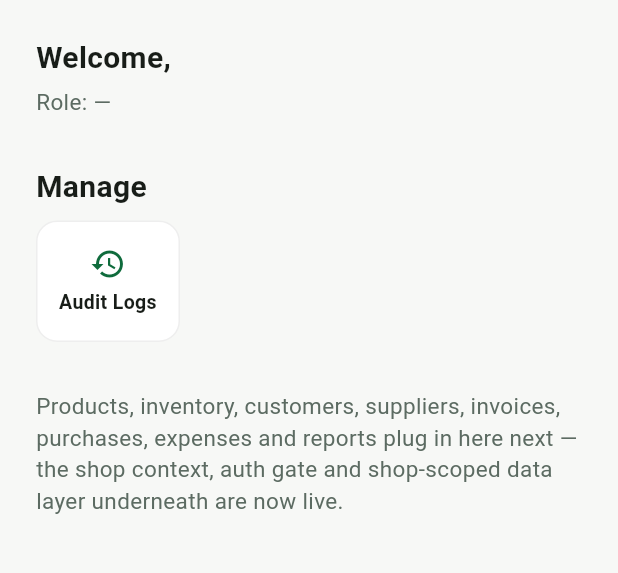
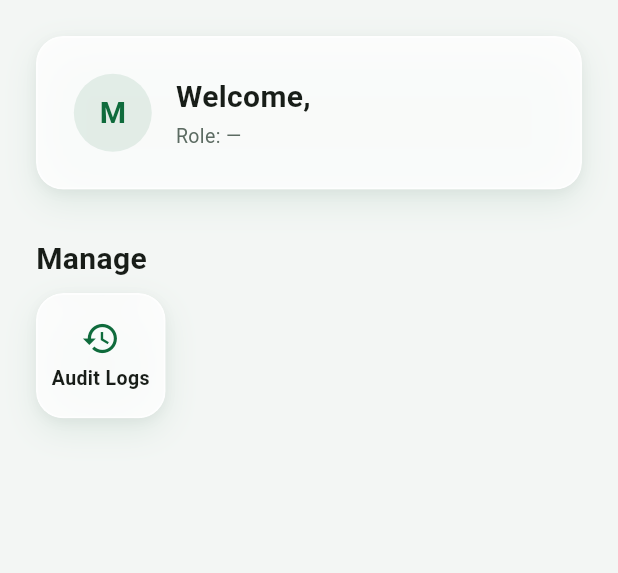
Before and after one commit to Muhammad-Huzaifa02/mandi-flutter-app, a Flutter app: the DashboardPage screen opened directly, on a phone screen of 412 x 824 dp, the part 84-657 px from its top. Run offline on Flutter 3.47's test engine with Material 3 defaults, Android fonts, the light colour scheme and no system bars; our stand-ins replace connectivity_plus, flutter_local_notifications, image_picker, pdf, printing, share_plus and 2 more; missing offline and left inert: excel; accounts and stored records are empty; Roboto replaces fonts that are missing (Poppins).

Commit message:
style(ui): implement 3D Liquid Glassmorphism theme with floating iOS-style GlassCard containers and glossy theme tokens

```diff
--- a/lib/core/theme/app_theme.dart
+++ b/lib/core/theme/app_theme.dart
@@ -1,8 +1,6 @@
 import 'package:flutter/material.dart';
 
 /// Mandi's default brand palette — emerald green + gold, per spec.
-/// Each shop can eventually override its own accent color (spec §19);
-/// this is the platform default a fresh shop starts with.
 class MColors {
   static const primary = Color(0xFF0F6B3C); // emerald green
   static const primaryLight = Color(0xFF3E9B6B);
@@ -11,7 +9,7 @@ class MColors {
   static const gold = Color(0xFFD4A62A);
   static const goldLight = Color(0xFFE8C767);
 
-  static const background = Color(0xFFF7F8F6);
+  static const background = Color(0xFFF3F6F4);
   static const surface = Colors.white;
   static const surfaceDark = Color(0xFF14231C);
   static const backgroundDark = Color(0xFF0E1712);
@@ -38,6 +36,24 @@ class MGradient {
     end: Alignment.bottomCenter,
     colors: [MColors.primaryLight, MColors.primary],
   );
+
+  static final liquidGlass = LinearGradient(
+    begin: Alignment.topLeft,
+    end: Alignment.bottomRight,
+    colors: [
+      Colors.white.withValues(alpha: 0.85),
+      Colors.white.withValues(alpha: 0.55),
+    ],
+  );
+
+  static final liquidGlassDark = LinearGradient(
+    begin: Alignment.topLeft,
+    end: Alignment.bottomRight,
+    colors: [
+      Colors.white.withValues(alpha: 0.12),
+      Colors.white.withValues(alpha: 0.05),
+    ],
+  );
 }
 
 class MShadows {
@@ -57,11 +73,18 @@ class MShadows {
     ),
   ];
 
-  static final floating = [
+  static final floating3D = [
     BoxShadow(
-      color: MColors.primaryDark.withValues(alpha: 0.12),
+      color: MColors.primary.withValues(alpha: 0.18),
       blurRadius: 20,
+      spreadRadius: 0,
       offset: const Offset(0, 8),
+    ),
+    BoxShadow(
+      color: Colors.black.withValues(alpha: 0.05),
+      blurRadius: 6,
+      spreadRadius: 0,
+      offset: const Offset(0, 2),
     ),
   ];
 }
@@ -102,40 +125,59 @@ class AppTheme {
   static ThemeData get lightTheme => ThemeData(
         useMaterial3: true,
         brightness: Brightness.light,
-        scaffoldBackgroundColor: MColors.background,
+        scaffoldBackgroundColor: const Color(0xFFF3F6F4),
         colorScheme: ColorScheme.fromSeed(
           seedColor: MColors.primary,
           brightness: Brightness.light,
           secondary: MColors.gold,
         ),
         appBarTheme: const AppBarTheme(
-          backgroundColor: MColors.surface,
+          backgroundColor: Colors.transparent,
           foregroundColor: MColors.textPrimary,
           elevation: 0,
           centerTitle: true,
+          scrolledUnderElevation: 0,
+        ),
+        floatingActionButtonTheme: FloatingActionButtonThemeData(
+          backgroundColor: MColors.primary,
+          foregroundColor: Colors.white,
+          elevation: 6,
+          shape: RoundedRectangleBorder(borderRadius: BorderRadius.circular(28)),
         ),
         elevatedButtonTheme: ElevatedButtonThemeData(
           style: ElevatedButton.styleFrom(
             backgroundColor: MColors.primary,
             foregroundColor: Colors.white,
-            padding: const EdgeInsets.symmetric(vertical: 16),
-            shape: RoundedRectangleBorder(borderRadius: MRadius.md),
-            elevation: 2,
-            shadowColor: MColors.primary.withValues(alpha: 0.3),
+            padding: const EdgeInsets.symmetric(vertical: 16, horizontal: 24),
+            shape: RoundedRectangleBorder(borderRadius: BorderRadius.circular(16)),
+            elevation: 4,
+            shadowColor: MColors.primary.withValues(alpha: 0.35),
           ),
         ),
         inputDecorationTheme: InputDecorationTheme(
           filled: true,
-          fillColor: Colors.white,
+          fillColor: Colors.white.withValues(alpha: 0.85),
           border: OutlineInputBorder(
-            borderRadius: MRadius.md,
-            borderSide: BorderSide(color: Colors.grey.shade300),
+            borderRadius: BorderRadius.circular(16),
+            borderSide: BorderSide(color: Colors.white.withValues(alpha: 0.7), width: 1.2),
+          ),
+          enabledBorder: OutlineInputBorder(
+            borderRadius: BorderRadius.circular(16),
+            borderSide: BorderSide(color: Colors.grey.shade300, width: 1.2),
+          ),
+          focusedBorder: OutlineInputBorder(
+            borderRadius: BorderRadius.circular(16),
+            borderSide: const BorderSide(color: MColors.primary, width: 1.8),
           ),
         ),
         cardTheme: CardThemeData(
-          elevation: 0,
-          color: MColors.surface,
-          shape: RoundedRectangleBorder(borderRadius: MRadius.lg),
+          elevation: 4,
+          shadowColor: MColors.primary.withValues(alpha: 0.08),
+          color: Colors.white.withValues(alpha: 0.85),
+          shape: RoundedRectangleBorder(
+            borderRadius: BorderRadius.circular(18),
+            side: BorderSide(color: Colors.white.withValues(alpha: 0.7), width: 1.2),
+          ),
         ),
       );
 
@@ -149,15 +191,52 @@ class AppTheme {
           secondary: MColors.gold,
         ),
         appBarTheme: const AppBarTheme(
-          backgroundColor: MColors.surfaceDark,
+          backgroundColor: Colors.transparent,
           foregroundColor: Colors.white,
           elevation: 0,
           centerTitle: true,
+          scrolledUnderElevation: 0,
+        ),
+        floatingActionButtonTheme: FloatingActionButtonThemeData(
+          backgroundColor: MColors.primary,
+          foregroundColor: Colors.white,
+          elevation: 6,
+          shape: RoundedRectangleBorder(borderRadius: BorderRadius.circular(28)),
+        ),
+        elevatedButtonTheme: ElevatedButtonThemeData(
+          style: ElevatedButton.styleFrom(
+            backgroundColor: MColors.primary,
+            foregroundColor: Colors.white,
+            padding: const EdgeInsets.symmetric(vertical: 16, horizontal: 24),
+            shape: RoundedRectangleBorder(borderRadius: BorderRadius.circular(16)),
+            elevation: 4,
+            shadowColor: Colors.black.withValues(alpha: 0.4),
+          ),
+        ),
+        inputDecorationTheme: InputDecorationTheme(
+          filled: true,
+          fillColor: Colors.white.withValues(alpha: 0.08),
+          border: OutlineInputBorder(
+            borderRadius: BorderRadius.circular(16),
+            borderSide: BorderSide(color: Colors.white.withValues(alpha: 0.15), width: 1.2),
+          ),
+          enabledBorder: OutlineInputBorder(
+            borderRadius: BorderRadius.circular(16),
+            borderSide: BorderSide(color: Colors.white.withValues(alpha: 0.15), width: 1.2),
+          ),
+          focusedBorder: OutlineInputBorder(
+            borderRadius: BorderRadius.circular(16),
+            borderSide: const BorderSide(color: MColors.primary, width: 1.8),
+          ),
         ),
         cardTheme: CardThemeData(
-          elevation: 0,
-          color: MColors.surfaceDark,
-          shape: RoundedRectangleBorder(borderRadius: MRadius.lg),
+          elevation: 4,
+          shadowColor: Colors.black.withValues(alpha: 0.3),
+          color: Colors.white.withValues(alpha: 0.08),
+          shape: RoundedRectangleBorder(
+            borderRadius: BorderRadius.circular(18),
+            side: BorderSide(color: Colors.white.withValues(alpha: 0.15), width: 1.2),
+          ),
         ),
       );
 }
--- /dev/null
+++ b/lib/core/widgets/glass_card.dart
@@ -0,0 +1,87 @@
+import 'dart:ui';
+import 'package:flutter/material.dart';
+import 'package:mandi/core/theme/app_theme.dart';
+
+/// A 3D Liquid Glassmorphism frosted floating container inspired by iOS design language.
+class GlassCard extends StatelessWidget {
+  final Widget child;
+  final EdgeInsetsGeometry? padding;
+  final EdgeInsetsGeometry? margin;
+  final VoidCallback? onTap;
+  final double borderRadius;
+  final Color? backgroundColor;
+
+  const GlassCard({
+    super.key,
+    required this.child,
+    this.padding,
+    this.margin,
+    this.onTap,
+    this.borderRadius = 18.0,
+    this.backgroundColor,
+  });
+
+  @override
+  Widget build(BuildContext context) {
+    final isDark = Theme.of(context).brightness == Brightness.dark;
+
+    final defaultBg = isDark
+        ? Colors.white.withValues(alpha: 0.08)
+        : Colors.white.withValues(alpha: 0.85);
+
+    final borderColor = isDark
+        ? Colors.white.withValues(alpha: 0.18)
+        : Colors.white.withValues(alpha: 0.7);
+
+    Widget content = Container(
+      margin: margin,
+      decoration: BoxDecoration(
+        borderRadius: BorderRadius.circular(borderRadius),
+        boxShadow: [
+          // 3D Ambient Layered Shadow
+          BoxShadow(
+            color: isDark
+                ? Colors.black.withValues(alpha: 0.45)
+                : const Color(0x180F6B3C),
+            blurRadius: 18,
+            spreadRadius: 0,
+            offset: const Offset(0, 8),
+          ),
+          BoxShadow(
+            color: isDark
+                ? Colors.black.withValues(alpha: 0.25)
+                : const Color(0x0A000000),
+            blurRadius: 6,
+            spreadRadius: 0,
+            offset: const Offset(0, 2),
+          ),
+        ],
+      ),
+      child: ClipRRect(
+        borderRadius: BorderRadius.circular(borderRadius),
+        child: BackdropFilter(
+          filter: ImageFilter.blur(sigmaX: 16, sigmaY: 16),
+          child: Container(
+            padding: padding ?? const EdgeInsets.all(MSpacing.lg),
+            decoration: BoxDecoration(
+              color: backgroundColor ?? defaultBg,
+              borderRadius: BorderRadius.circular(borderRadius),
+              border: Border.all(color: borderColor, width: 1.2),
+            ),
+            child: child,
+          ),
+        ),
+      ),
+    );
+
+    if (onTap != null) {
+      return InkWell(
+        onTap: onTap,
+        borderRadius: BorderRadius.circular(borderRadius),
+        child: content,
+      );
+    }
+
+    return content;
+  }
+}
--- a/lib/modules/home/views/dashboard_page.dart
+++ b/lib/modules/home/views/dashboard_page.dart
@@ -1,6 +1,8 @@
 import 'package:flutter/material.dart';
 import 'package:provider/provider.dart';
+
 import 'package:mandi/core/theme/app_theme.dart';
+import 'package:mandi/core/widgets/glass_card.dart';
 import 'package:mandi/providers/auth_provider.dart';
 import 'package:mandi/providers/shop_context_provider.dart';
 import 'package:mandi/modules/employees/views/employee_list_page.dart';
@@ -38,19 +40,47 @@ class DashboardPage extends StatelessWidget {
           ),
         ],
       ),
-      body: Padding(
+      body: SingleChildScrollView(
         padding: const EdgeInsets.all(MSpacing.lg),
         child: Column(
           crossAxisAlignment: CrossAxisAlignment.start,
           children: [
-            Text('Welcome, ${shopCtx.currentMember?.name ?? ''}',
-                style: MText.titleLg),
-            const SizedBox(height: MSpacing.xs),
-            Text('Role: ${shopCtx.currentRole?.name ?? '—'}',
-                style: MText.bodyMd.copyWith(color: MColors.textSecondary)),
+            GlassCard(
+              padding: const EdgeInsets.all(MSpacing.lg),
+              child: Row(
+                children: [
+                  CircleAvatar(
+                    radius: 26,
+                    backgroundColor: MColors.primary.withValues(alpha: 0.1),
+                    child: Text(
+                      shopCtx.currentMember?.name.isNotEmpty == true
+                          ? shopCtx.currentMember!.name[0].toUpperCase()
+                          : 'M',
+                      style: MText.titleLg.copyWith(color: MColors.primary),
+                    ),
+                  ),
+                  const SizedBox(width: MSpacing.md),
+                  Expanded(
+                    child: Column(
+                      crossAxisAlignment: CrossAxisAlignment.start,
+                      children: [
+                        Text('Welcome, ${shopCtx.currentMember?.name ?? ''}',
+                            style: MText.titleLg),
+                        const SizedBox(height: 2),
+                        Text('Role: ${shopCtx.currentRole?.name ?? '—'}',
+                            style: MText.bodySm
+                                .copyWith(color: MColors.textSecondary)),
+                      ],
+                    ),
+                  ),
+                ],
+              ),
+            ),
+
             const SizedBox(height: MSpacing.xl),
             const Text('Manage', style: MText.titleLg),
             const SizedBox(height: MSpacing.sm),
+
             Wrap(
               spacing: MSpacing.sm,
               runSpacing: MSpacing.sm,
@@ -61,7 +91,8 @@ class DashboardPage extends StatelessWidget {
                     label: 'Employees',
                     onTap: () => Navigator.push(
                       context,
-                      MaterialPageRoute(builder: (_) => const EmployeeListPage()),
+                      MaterialPageRoute(
+                          builder: (_) => const EmployeeListPage()),
                     ),
                   ),
                 if (shopCtx.hasPermission('manage_customers'))
@@ -70,7 +101,8 @@ class DashboardPage extends StatelessWidget {
                     label: 'Customers',
                     onTap: () => Navigator.push(
                       context,
-                      MaterialPageRoute(builder: (_) => const CustomerListPage()),
+                      MaterialPageRoute(
+                          builder: (_) => const CustomerListPage()),
                     ),
                   ),
                 if (shopCtx.hasPermission('manage_suppliers'))
@@ -79,7 +111,8 @@ class DashboardPage extends StatelessWidget {
                     label: 'Suppliers',
                     onTap: () => Navigator.push(
                       context,
-                      MaterialPageRoute(builder: (_) => const SupplierListPage()),
+                      MaterialPageRoute(
+                          builder: (_) => const SupplierListPage()),
                     ),
                   ),
                 if (shopCtx.hasPermission('create_purchase') ||
@@ -100,7 +133,8 @@ class DashboardPage extends StatelessWidget {
                     label: 'Products',
                     onTap: () => Navigator.push(
                       context,
-                      MaterialPageRoute(builder: (_) => const ProductListPage()),
+                      MaterialPageRoute(
+                          builder: (_) => const ProductListPage()),
                     ),
                   ),
                 if (shopCtx.hasPermission('create_invoice') ||
@@ -110,7 +144,8 @@ class DashboardPage extends StatelessWidget {
                     label: 'Invoices',
                     onTap: () => Navigator.push(
                       context,
-                      MaterialPageRoute(builder: (_) => const InvoiceListPage()),
+                      MaterialPageRoute(
+                          builder: (_) => const InvoiceListPage()),
                     ),
                   ),
                 if (shopCtx.hasPermission('manage_expenses'))
@@ -119,7 +154,8 @@ class DashboardPage extends StatelessWidget {
                     label: 'Expenses',
                     onTap: () => Navigator.push(
                       context,
-                      MaterialPageRoute(builder: (_) => const ExpenseListPage()),
+                      MaterialPageRoute(
+                          builder: (_) => const ExpenseListPage()),
                     ),
                   ),
                 if (shopCtx.hasPermission('create_receipt') ||
@@ -129,7 +165,8 @@ class DashboardPage extends StatelessWidget {
                     label: 'Payments',
                     onTap: () => Navigator.push(
                       context,
-                      MaterialPageRoute(builder: (_) => const PaymentListPage()),
+                      MaterialPageRoute(
+                          builder: (_) => const PaymentListPage()),
                     ),
                   ),
                 if (shopCtx.hasPermission('view_reports') ||
@@ -148,7 +185,8 @@ class DashboardPage extends StatelessWidget {
                     label: 'Roles',
                     onTap: () => Navigator.push(
                       context,
-                      MaterialPageRoute(builder: (_) => const RolesListPage()),
+                      MaterialPageRoute(
+                          builder: (_) => const RolesListPage()),
                     ),
                   ),
                 _ManageTile(
@@ -156,7 +194,8 @@ class DashboardPage extends StatelessWidget {
                   label: 'Audit Logs',
                   onTap: () => Navigator.push(
                     context,
-                    MaterialPageRoute(builder: (_) => const AuditLogListPage()),
+                    MaterialPageRoute(
+                        builder: (_) => const AuditLogListPage()),
                   ),
                 ),
                 if (shopCtx.hasPermission('manage_settings'))
@@ -165,18 +204,11 @@ class DashboardPage extends StatelessWidget {
                     label: 'Settings',
                     onTap: () => Navigator.push(
                       context,
-                      MaterialPageRoute(builder: (_) => const ShopSettingsPage()),
+                      MaterialPageRoute(
+                          builder: (_) => const ShopSettingsPage()),
                     ),
                   ),
               ],
-            ),
-            const SizedBox(height: MSpacing.xl),
-            Text(
-              'Products, inventory, customers, suppliers, invoices, '
-              'purchases, expenses and reports plug in here next — the shop '
-              'context, auth gate and shop-scoped data layer underneath are '
-              'now live.',
-              style: MText.bodyMd.copyWith(color: MColors.textSecondary),
             ),
           ],
         ),
@@ -189,24 +221,25 @@ class _ManageTile extends StatelessWidget {
   final IconData icon;
   final String label;
   final VoidCallback onTap;
-  const _ManageTile({required this.icon, required this.label, required this.onTap});
+
+  const _ManageTile({
+    required this.icon,
+    required this.label,
+    required this.onTap,
+  });
 
   @override
   Widget build(BuildContext context) {
-    return InkWell(
+    return GlassCard(
       onTap: onTap,
-      borderRadius: MRadius.md,
-      child: Container(
-        width: 96,
-        padding: const EdgeInsets.symmetric(vertical: MSpacing.md),
-        decoration: BoxDecoration(
-          color: MColors.surface,
-          borderRadius: MRadius.md,
-          border: Border.all(color: Colors.grey.shade200),
-        ),
+      borderRadius: 18,
+      padding: const EdgeInsets.symmetric(
+          vertical: MSpacing.md, horizontal: MSpacing.xs),
+      child: SizedBox(
+        width: 76,
         child: Column(
           children: [
-            Icon(icon, color: MColors.primary),
+            Icon(icon, color: MColors.primary, size: 26),
             const SizedBox(height: MSpacing.xs),
             Text(label, style: MText.labelMd, textAlign: TextAlign.center),
           ],
```
Also changed, not shown: lib/core/widgets/glass_container.dart (added, +99 -0 lines).
